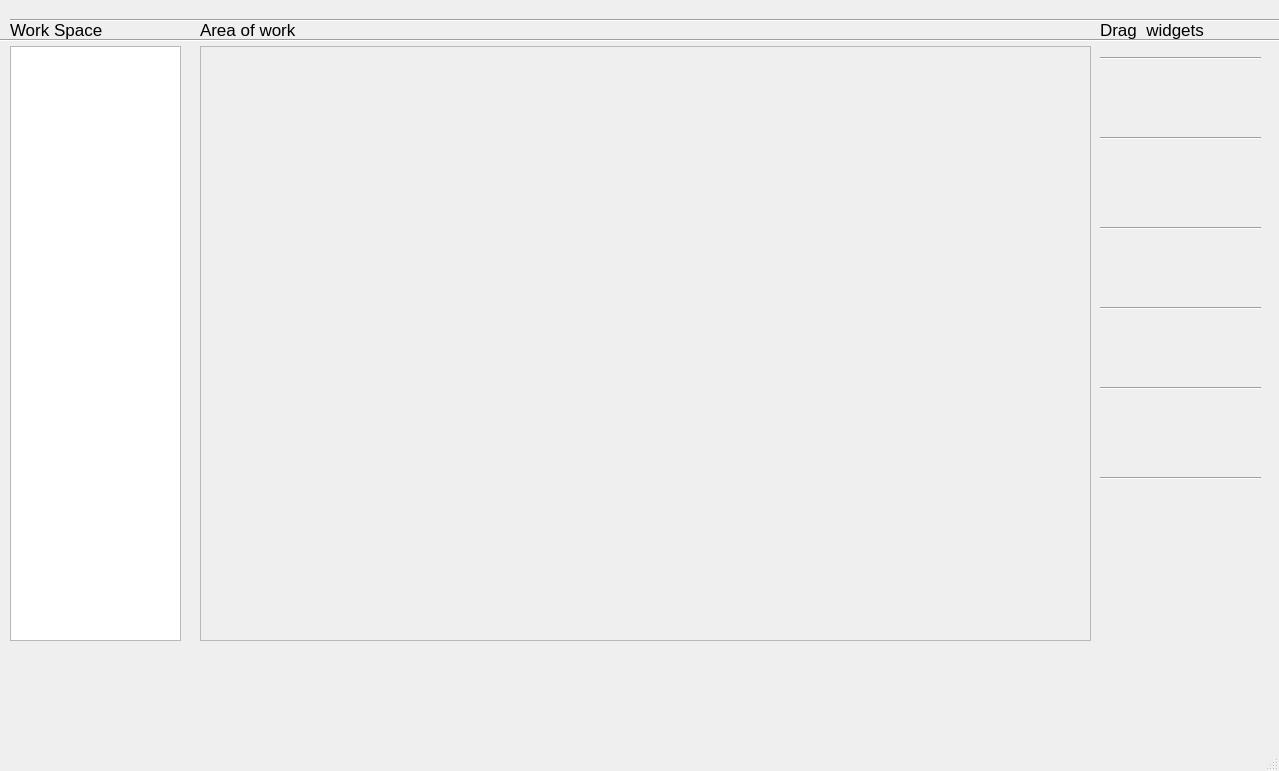
The window that mainwindow.ui (want2play-nantes/FindMyWay-Creator) describes before a commit, drawn with Qt 5.
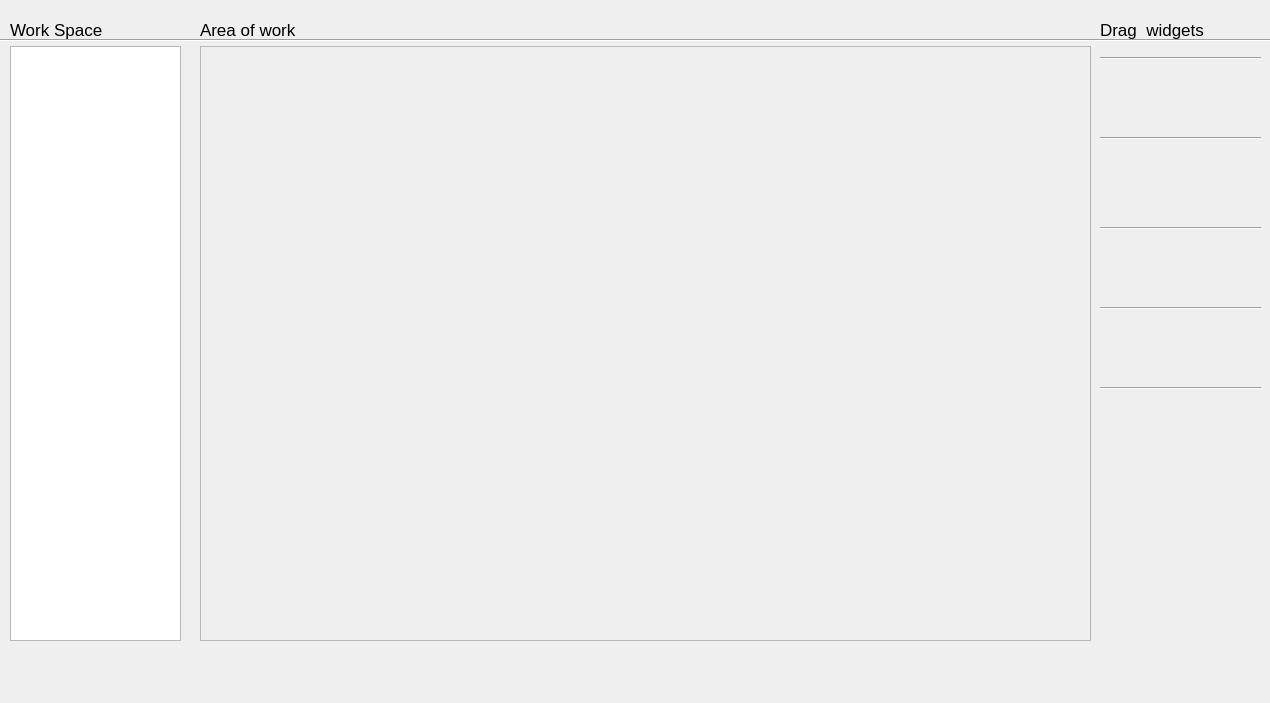
The same window after the commit.

Diff of the .ui file:
```diff
--- a/mainwindow.ui
+++ b/mainwindow.ui
@@ -6,8 +6,8 @@
    <rect>
     <x>0</x>
     <y>0</y>
-    <width>1279</width>
-    <height>771</height>
+    <width>1270</width>
+    <height>703</height>
    </rect>
   </property>
   <property name="windowTitle">
@@ -32,19 +32,6 @@
      <string>Drag  widgets</string>
     </property>
    </widget>
-   <widget class="Line" name="line">
-    <property name="geometry">
-     <rect>
-      <x>10</x>
-      <y>10</y>
-      <width>1281</width>
-      <height>20</height>
-     </rect>
-    </property>
-    <property name="orientation">
-     <enum>Qt::Horizontal</enum>
-    </property>
-   </widget>
    <widget class="Line" name="line_2">
     <property name="geometry">
      <rect>
@@ -110,19 +97,6 @@
      <enum>Qt::Horizontal</enum>
     </property>
    </widget>
-   <widget class="Line" name="line_7">
-    <property name="geometry">
-     <rect>
-      <x>1100</x>
-      <y>470</y>
-      <width>161</width>
-      <height>16</height>
-     </rect>
-    </property>
-    <property name="orientation">
-     <enum>Qt::Horizontal</enum>
-    </property>
-   </widget>
    <widget class="Line" name="line_8">
     <property name="geometry">
      <rect>
@@ -136,7 +110,7 @@
      <enum>Qt::Horizontal</enum>
     </property>
    </widget>
-   <widget class="QWidget" name="">
+   <widget class="QWidget" name="layoutWidget">
     <property name="geometry">
      <rect>
       <x>200</x>
@@ -177,7 +151,7 @@
      </item>
     </layout>
    </widget>
-   <widget class="QWidget" name="">
+   <widget class="QWidget" name="layoutWidget">
     <property name="geometry">
      <rect>
       <x>1100</x>
@@ -204,7 +178,7 @@
      </item>
     </layout>
    </widget>
-   <widget class="QWidget" name="">
+   <widget class="QWidget" name="layoutWidget">
     <property name="geometry">
      <rect>
       <x>10</x>
@@ -232,17 +206,6 @@
     </layout>
    </widget>
   </widget>
-  <widget class="QMenuBar" name="menubar">
-   <property name="geometry">
-    <rect>
-     <x>0</x>
-     <y>0</y>
-     <width>1279</width>
-     <height>25</height>
-    </rect>
-   </property>
-  </widget>
-  <widget class="QStatusBar" name="statusbar"/>
  </widget>
  <resources/>
  <connections/>
```
Left out of the diff: 2 changed lines with no effect on the pictures.
